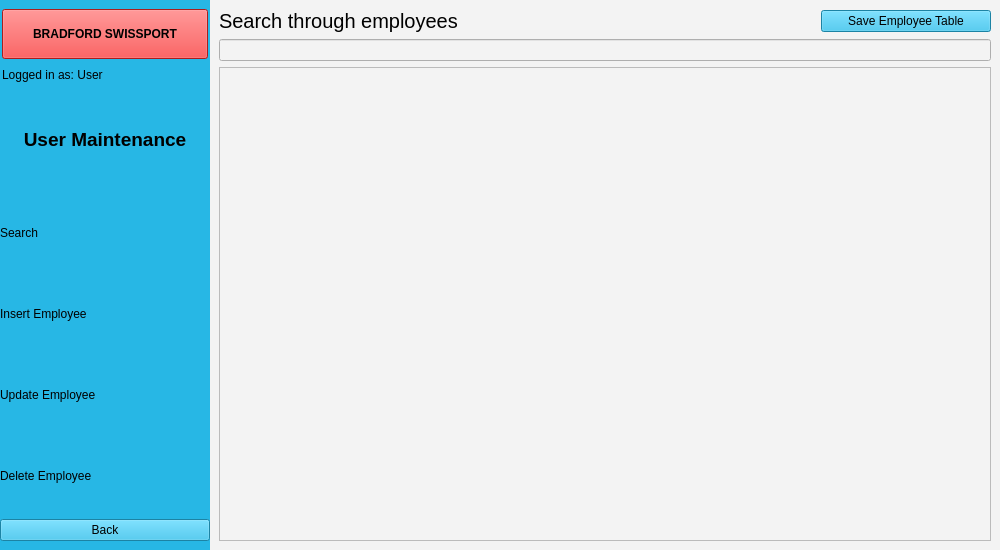
Old version of the form EMS-App/employeeScreen.ui in the repository elroydsouza/HR-ManagementSystem.
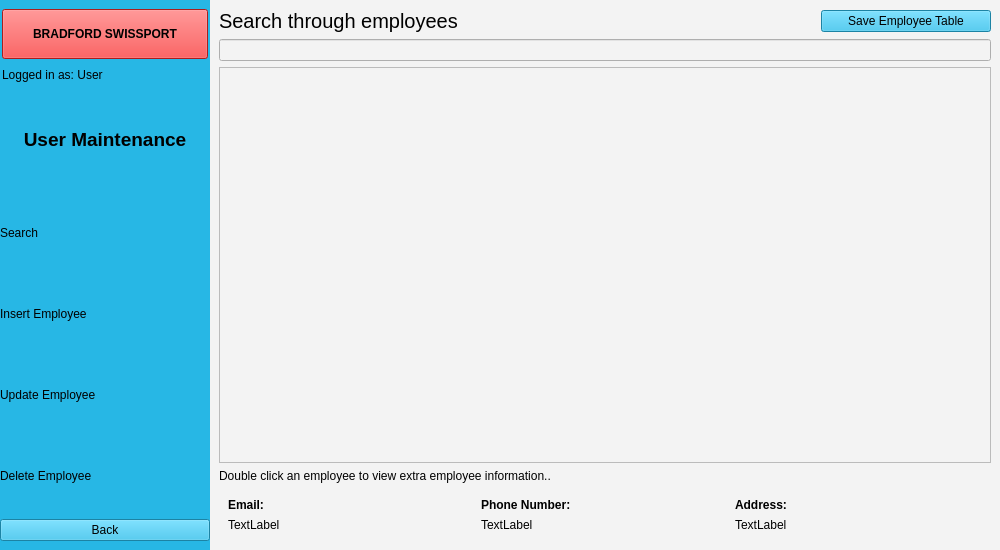
New version of the form. Icons and pictures are not drawn.

Diff of the .ui file:
```diff
--- a/EMS-App/employeeScreen.ui
+++ b/EMS-App/employeeScreen.ui
@@ -477,6 +477,79 @@
          </property>
         </widget>
        </item>
+       <item>
+        <widget class="QLabel" name="lbl_doubleClickToView">
+         <property name="text">
+          <string>Double click an employee to view extra employee information..</string>
+         </property>
+        </widget>
+       </item>
+       <item>
+        <widget class="QWidget" name="grid_extraInfo" native="true">
+         <layout class="QGridLayout" name="gridLayout_3">
+          <item row="0" column="1">
+           <widget class="QLabel" name="label_30">
+            <property name="font">
+             <font>
+              <weight>75</weight>
+              <bold>true</bold>
+             </font>
+            </property>
+            <property name="text">
+             <string>Phone Number:</string>
+            </property>
+           </widget>
+          </item>
+          <item row="1" column="3">
+           <widget class="QLabel" name="lbl_address">
+            <property name="text">
+             <string>TextLabel</string>
+            </property>
+           </widget>
+          </item>
+          <item row="0" column="3">
+           <widget class="QLabel" name="label_31">
+            <property name="font">
+             <font>
+              <weight>75</weight>
+              <bold>true</bold>
+             </font>
+            </property>
+            <property name="text">
+             <string>Address:</string>
+            </property>
+           </widget>
+          </item>
+          <item row="1" column="1">
+           <widget class="QLabel" name="lbl_phoneNo">
+            <property name="text">
+             <string>TextLabel</string>
+            </property>
+           </widget>
+          </item>
+          <item row="0" column="0">
+           <widget class="QLabel" name="label_32">
+            <property name="font">
+             <font>
+              <weight>75</weight>
+              <bold>true</bold>
+             </font>
+            </property>
+            <property name="text">
+             <string>Email:</string>
+            </property>
+           </widget>
+          </item>
+          <item row="1" column="0">
+           <widget class="QLabel" name="lbl_email">
+            <property name="text">
+             <string>TextLabel</string>
+            </property>
+           </widget>
+          </item>
+         </layout>
+        </widget>
+       </item>
       </layout>
      </widget>
      <widget class="QWidget" name="page_2">
```
Left out of the diff: 8 changed lines with no effect on the pictures.
